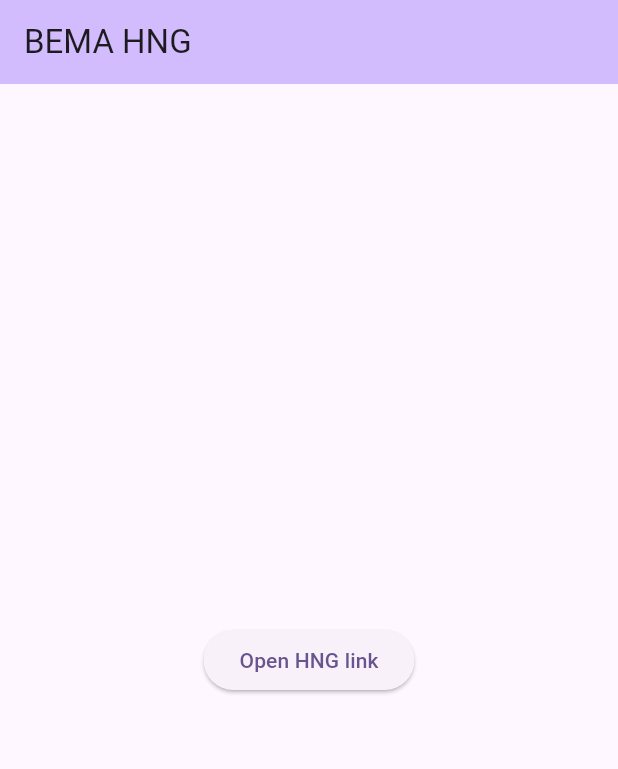
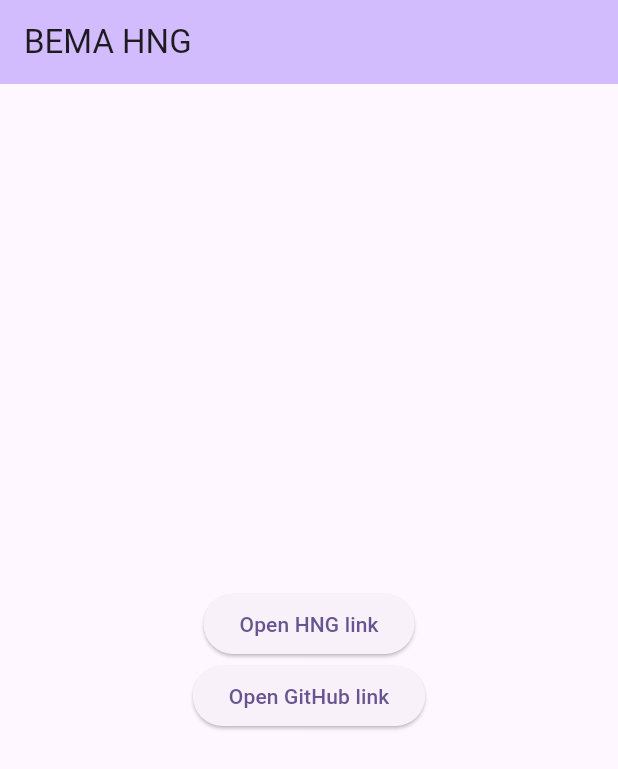
Before and after one commit to bema-fabiyi/bema-hng, a Flutter app: the screen it shows after launch, after a tap on "Open HNG link", on a phone screen of 412 x 824 dp. Shown: the top 769 px of the screen. Run offline on Flutter 3.47's test engine with Material 3 defaults, Android fonts, the phone set to English and light mode, and no system bars.

Commit message:
added link

```diff
--- a/bema_hng/lib/main.dart
+++ b/bema_hng/lib/main.dart
@@ -32,12 +32,23 @@ class MyHomePage extends StatefulWidget {
 }
 
 class _MyHomePageState extends State<MyHomePage> {
-  final Uri url = Uri.parse('https://hng.tech/hire/mobile-ui-ux-developers');
+  final Uri hng = Uri.parse('https://hng.tech/hire/mobile-ui-ux-developers');
+  final Uri gitHub = Uri.parse('https://github.com/bema-fabiyi/bema-hng.git');
 
-  Future<void> openUrl() async {
+  Future<void> openGit() async {
     try {
-      await launchUrl(url);
-    } catch (e) {}
+      await launchUrl(gitHub);
+    } catch (e) {
+      print('git link error: $e');
+    }
+  }
+
+  Future<void> openHng() async {
+    try {
+      await launchUrl(hng);
+    } catch (e) {
+      print('hng link error: $e');
+    }
   }
 
   @override
@@ -48,11 +59,22 @@ class _MyHomePageState extends State<MyHomePage> {
         title: Text(widget.title),
       ),
       body: Center(
-        child: ElevatedButton(
-          onPressed: () {
-            openUrl();
-          },
-          child: Text('Open HNG link'),
+        child: Column(
+          mainAxisAlignment: MainAxisAlignment.center,
+          children: [
+            ElevatedButton(
+              onPressed: () {
+                openHng();
+              },
+              child: Text('Open HNG link'),
+            ),
+            ElevatedButton(
+              onPressed: () {
+                openGit();
+              },
+              child: Text('Open GitHub link'),
+            ),
+          ],
         ),
       ),
     );
```
Also changed, not shown: 2 other files.
